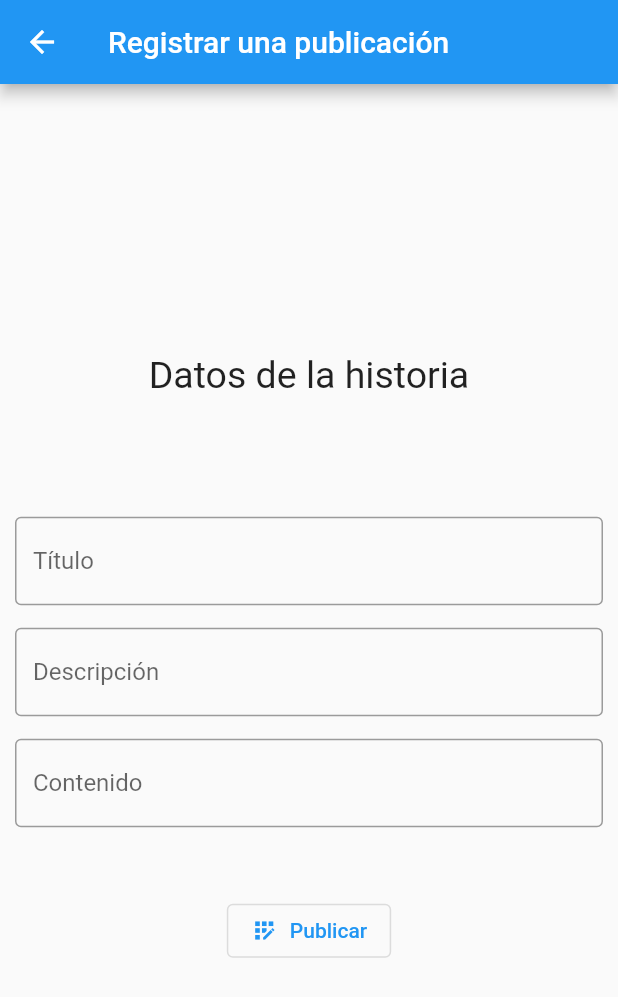
After one commit to HR-2019/EasyStoryMobileApp, a Flutter app: the RegisterPost screen opened directly, after a tap on "Publicar", on a phone screen of 412 x 824 dp. The commit adds this screen. Shown: the top 997 px of the screen. Run offline on Flutter 3.47's test engine with Material 2 defaults, Android fonts, the phone set to English and light mode, and no system bars; our stand-ins replace shared_preferences; accounts and stored records are empty; network calls fail.

Commit message:
add: register a post

```diff
--- /dev/null
+++ b/lib/page/register_post.dart
@@ -0,0 +1,128 @@
+import 'package:easystoryapp/model/post.dart';
+import 'package:easystoryapp/utils/http_helper.dart';
+import 'package:easystoryapp/widget/appbar_widget.dart';
+import 'package:flutter/cupertino.dart';
+import 'package:flutter/material.dart';
+
+class RegisterPost extends StatefulWidget {
+
+  @override
+  _RegisterPost createState() => _RegisterPost();
+
+}
+
+class _RegisterPost extends State<RegisterPost> {
+
+  var titleController = TextEditingController();
+  var descriptionController = TextEditingController();
+  var contentController = TextEditingController();
+
+  late bool result;
+  late HttpHelper helper;
+
+  @override
+  void initState(){
+    helper = HttpHelper();
+  }
+
+  @override
+  Widget build(BuildContext context) {
+
+    return Scaffold(
+      appBar: buildAppBar(context, "Registrar una publicación"),
+      body: Padding(
+        padding: const EdgeInsets.all(10.0),
+        child: SafeArea(
+            child: Center(
+                child: Column(
+                  mainAxisAlignment: MainAxisAlignment.center,
+                  children: [
+                    Text('Datos de la historia', style: TextStyle(fontSize: 25),),
+                    SizedBox(
+                      height: 80,
+                    ),
+                    TextFormField(
+                      controller: titleController,
+                      decoration: InputDecoration(
+                          labelText: "Título",
+                          border: OutlineInputBorder()),
+                    ),
+                    SizedBox(
+                      height: 15,
+                    ),
+                    TextFormField(
+                      controller: descriptionController,
+                      decoration: InputDecoration(
+                          labelText: "Descripción",
+                          border: OutlineInputBorder()),
+                    ),
+                    SizedBox(
+                      height: 15,
+                    ),
+                    TextFormField(
+                      controller: contentController,
+                      decoration: InputDecoration(
+                          labelText: "Contenido",
+                          border: OutlineInputBorder()),
+                    ),
+                    SizedBox(
+                      height: 45,
+                    ),
+                    OutlinedButton.icon(
+                        onPressed: () {
+                          RegisterAPost();
+                        },
+                        icon: Icon(
+                          Icons.app_registration,
+                          size: 18,
+                        ),
+                        label: Text("Publicar")),
+                  ],))),
+      )
+    );
+
+  }
+
+  Future<void> RegisterAPost() async{
+
+    if (titleController.text.isNotEmpty && descriptionController.text.isNotEmpty && contentController.text.isNotEmpty){
+
+      Post newPost = Post("", "", 0, 0, titleController.text, descriptionController.text, contentController.text);
+       result = await helper.registerAPost(newPost);
+
+       if (result){
+         _showDialog(context, true);
+       } else {
+         _showDialog(context, false);
+       }
+
+    }
+
+  }
+
+  void _showDialog(BuildContext context, bool isOk) {
+    String message;
+
+    if (!isOk){
+      message = "Ocurrió un problema durante la publicación. Inténtelo nuevamente.";
+    } else {
+      message = "Se logró publicar la historia";
+    }
+
+    final alert = AlertDialog(
+      title: Text("Mensaje"),
+      content: Text(message),
+      actions: [FlatButton(child: Text("OK"), onPressed: () {
+        Navigator.pop(context);
+      })],
+    );
+
+    showDialog(
+      context: context,
+      builder: (BuildContext context) {
+        return alert;
+      },
+    );
+  }
+
+}
```
Also changed, not shown: lib/main.dart (+10 -3 lines), lib/utils/http_helper.dart (+26 -1 lines), lib/utils/utils.dart (+18 -0 lines).
